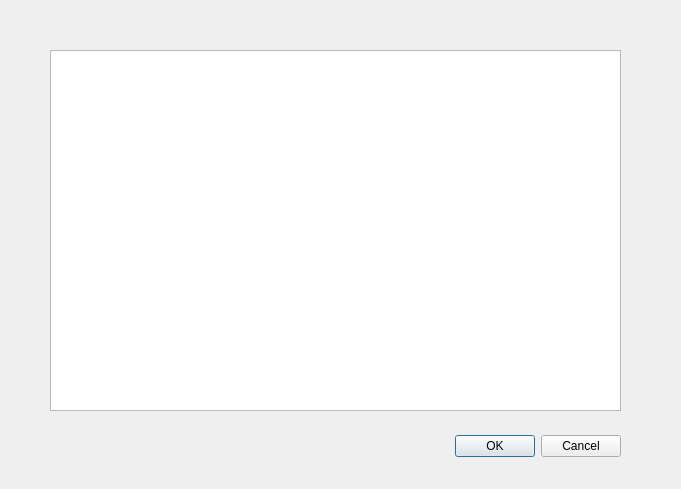
This is popupviews/displayinfo.ui in hallamlab/MetaPathwaysGUI as Qt 5 draws it before an edit. The edited form follows.
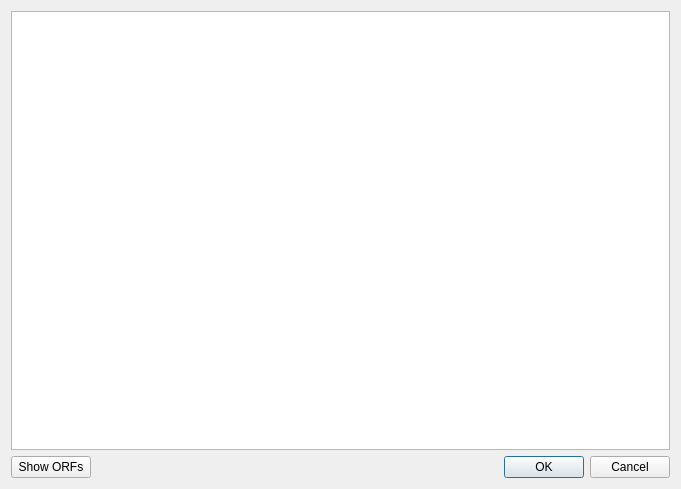
This is the edited form.

```diff
--- a/popupviews/displayinfo.ui
+++ b/popupviews/displayinfo.ui
@@ -13,15 +13,19 @@
   <property name="windowTitle">
    <string>Dialog</string>
   </property>
+  <layout class="QGridLayout" name="gridLayout">
+   <item row="0" column="0" colspan="2">
+    <widget class="QTextEdit" name="textOut"/>
+   </item>
+   <item row="1" column="0">
+    <widget class="QPushButton" name="orfMap">
+     <property name="text">
+      <string>Show ORFs</string>
+     </property>
+    </widget>
+   </item>
+   <item row="1" column="1">
   <widget class="QDialogButtonBox" name="okAndCancel">
-   <property name="geometry">
-    <rect>
-     <x>280</x>
-     <y>430</y>
-     <width>341</width>
-     <height>32</height>
-    </rect>
-   </property>
    <property name="orientation">
     <enum>Qt::Horizontal</enum>
    </property>
@@ -29,16 +33,8 @@
     <set>QDialogButtonBox::Cancel|QDialogButtonBox::Ok</set>
    </property>
   </widget>
-  <widget class="QTextEdit" name="textOut">
-   <property name="geometry">
-    <rect>
-     <x>50</x>
-     <y>50</y>
-     <width>571</width>
-     <height>361</height>
-    </rect>
-   </property>
-  </widget>
+   </item>
+  </layout>
  </widget>
  <resources/>
  <connections>
```
Lines whose indentation alone changed are shown as unchanged.
